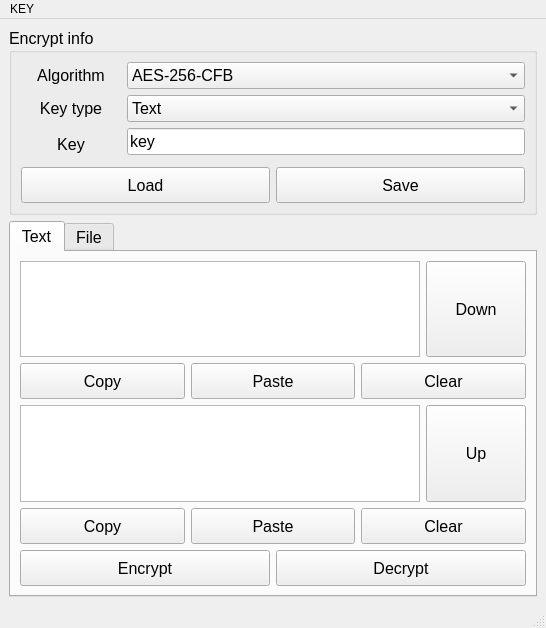
Old version of the form gui_main.ui in the repository wevsty/en_message.
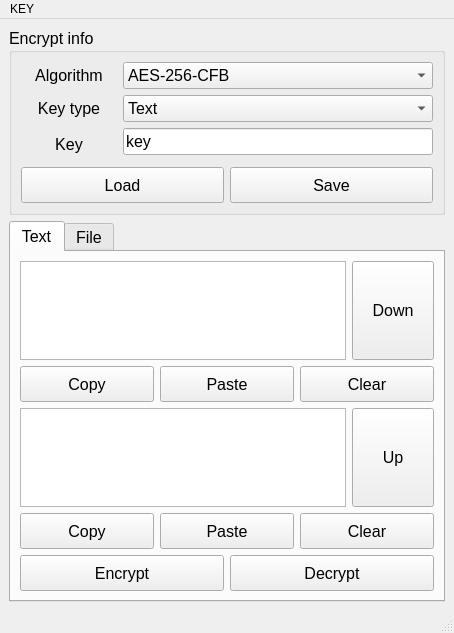
New version of the form. Icons and pictures are not drawn.

Commit message: set window min size.

```diff
--- a/gui_main.ui
+++ b/gui_main.ui
@@ -6,20 +6,20 @@
    <rect>
     <x>0</x>
     <y>0</y>
-    <width>546</width>
-    <height>628</height>
+    <width>454</width>
+    <height>633</height>
    </rect>
   </property>
   <property name="sizePolicy">
-   <sizepolicy hsizetype="Expanding" vsizetype="Expanding">
+   <sizepolicy hsizetype="MinimumExpanding" vsizetype="MinimumExpanding">
     <horstretch>0</horstretch>
     <verstretch>0</verstretch>
    </sizepolicy>
   </property>
   <property name="minimumSize">
    <size>
-    <width>0</width>
-    <height>0</height>
+    <width>320</width>
+    <height>520</height>
    </size>
   </property>
   <property name="windowTitle">
@@ -31,7 +31,7 @@
   </property>
   <widget class="QWidget" name="centralwidget_Main">
    <property name="sizePolicy">
-    <sizepolicy hsizetype="Expanding" vsizetype="Expanding">
+    <sizepolicy hsizetype="MinimumExpanding" vsizetype="MinimumExpanding">
      <horstretch>0</horstretch>
      <verstretch>0</verstretch>
     </sizepolicy>
@@ -286,8 +286,8 @@
       </property>
       <property name="minimumSize">
        <size>
-        <width>24</width>
-        <height>24</height>
+        <width>36</width>
+        <height>36</height>
        </size>
       </property>
       <property name="font">
@@ -300,11 +300,17 @@
       </property>
       <widget class="QWidget" name="Crypto_Text_Tab">
        <property name="sizePolicy">
-        <sizepolicy hsizetype="Expanding" vsizetype="Expanding">
+        <sizepolicy hsizetype="MinimumExpanding" vsizetype="MinimumExpanding">
          <horstretch>0</horstretch>
          <verstretch>0</verstretch>
         </sizepolicy>
        </property>
+       <property name="minimumSize">
+        <size>
+         <width>36</width>
+         <height>36</height>
+        </size>
+       </property>
        <attribute name="title">
         <string>Text</string>
        </attribute>
@@ -725,7 +731,7 @@
     <rect>
      <x>0</x>
      <y>0</y>
-     <width>546</width>
+     <width>454</width>
      <height>26</height>
     </rect>
    </property>
```
Left out of the diff: 6 changed lines with no effect on the pictures.
